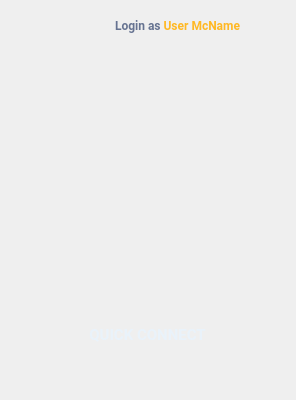
Old version of the form BVPN_DOOR/bvpndoor/bvpn.ui in the repository rightmark/test-repo.
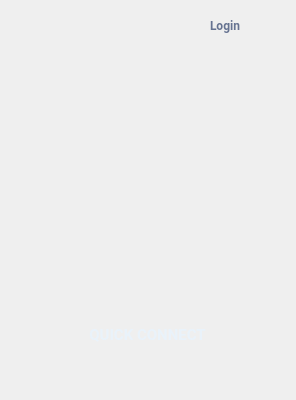
New version of the form. Icons and pictures are not drawn. Custom widgets are drawn as their Qt base class.

Commit message: interim : CLoginButton added.

The edit to the form file:
```diff
--- a/BVPN_DOOR/bvpndoor/bvpn.ui
+++ b/BVPN_DOOR/bvpndoor/bvpn.ui
@@ -48,9 +48,9 @@
   <widget class="QLabel" name="loginLabel">
    <property name="geometry">
     <rect>
-     <x>40</x>
+     <x>19</x>
      <y>16</y>
-     <width>200</width>
+     <width>221</width>
      <height>20</height>
     </rect>
    </property>
@@ -69,7 +69,7 @@
     </font>
    </property>
    <property name="text">
-    <string>&lt;html&gt;&lt;head/&gt;&lt;body&gt;&lt;p&gt;&lt;span style=&quot; color:#667391;&quot;&gt;Login as &lt;/span&gt;&lt;span style=&quot; color:#ffb823;&quot;&gt;User McName&lt;/span&gt;&lt;/p&gt;&lt;/body&gt;&lt;/html&gt;</string>
+    <string>&lt;html&gt;&lt;head/&gt;&lt;body&gt;&lt;p&gt;&lt;span style=&quot; color:#667391;&quot;&gt;Login&lt;/span&gt;&lt;/p&gt;&lt;/body&gt;&lt;/html&gt;</string>
    </property>
    <property name="alignment">
     <set>Qt::AlignRight|Qt::AlignTrailing|Qt::AlignVCenter</set>
@@ -240,6 +240,11 @@
    <extends>QLabel</extends>
    <header>connectbutton.h</header>
   </customwidget>
+  <customwidget>
+   <class>CLoginButton</class>
+   <extends>QLabel</extends>
+   <header>loginbutton.h</header>
+  </customwidget>
  </customwidgets>
  <tabstops>
   <tabstop>loginButton</tabstop>
```
Left out of the diff: 2 changed lines with no effect on the pictures. The commit also changes 12 other files.
